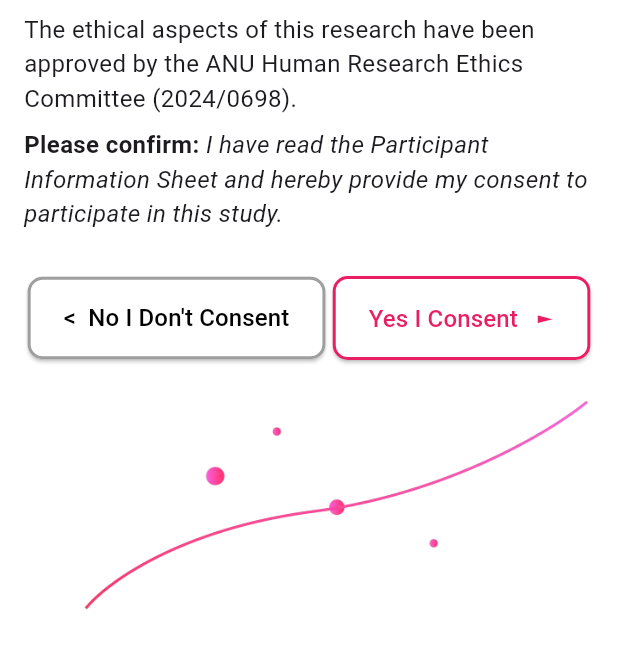
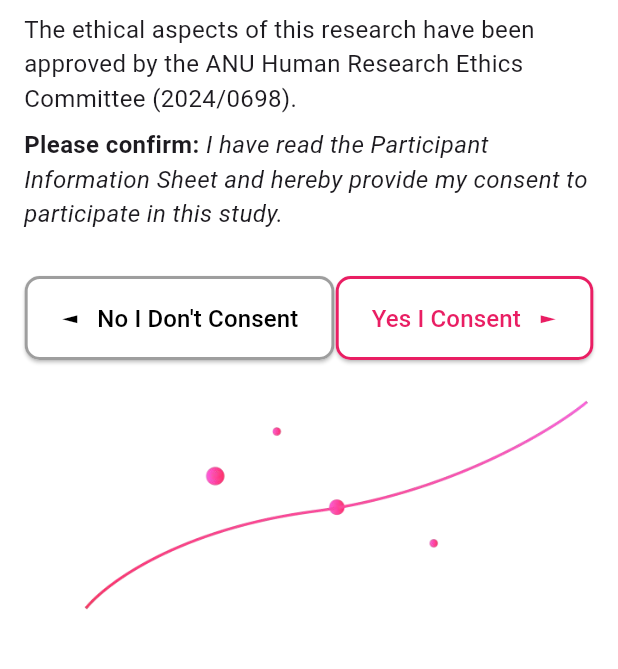
Before and after one commit to anusii/msfatigue, a Flutter app: the ConsentScreen screen opened directly, on a phone screen of 412 x 824 dp, the part 312-981 px from its top. Run offline on Flutter 3.47's test engine with Material 3 defaults, Android fonts, the phone set to English and light mode, and no system bars; drawn by our look-alikes of flutter_markdown; our stand-ins replace equatable, flutter_bloc, gap, package_info_plus, shared_preferences, universal_io; missing offline and left inert: markdown_tooltip, rdflib, solidpod, window_manager; accounts and stored records are empty.

Commit message:
Replace < with ◄

```diff
--- a/lib/questionnaire/consent.dart
+++ b/lib/questionnaire/consent.dart
@@ -159,7 +159,7 @@ class _ConsentScreenState extends State<ConsentScreen> {
                     ),
                   ),
                   child: const Text(
-                    "<  No I Don't Consent",
+                    "◄   No I Don't Consent",
                     style: TextStyle(fontSize: 16, color: Colors.black),
                   ),
                 ),
```
